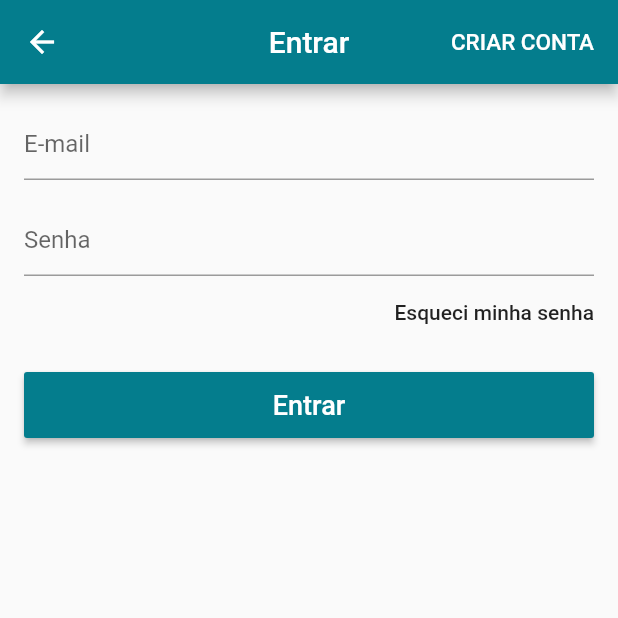
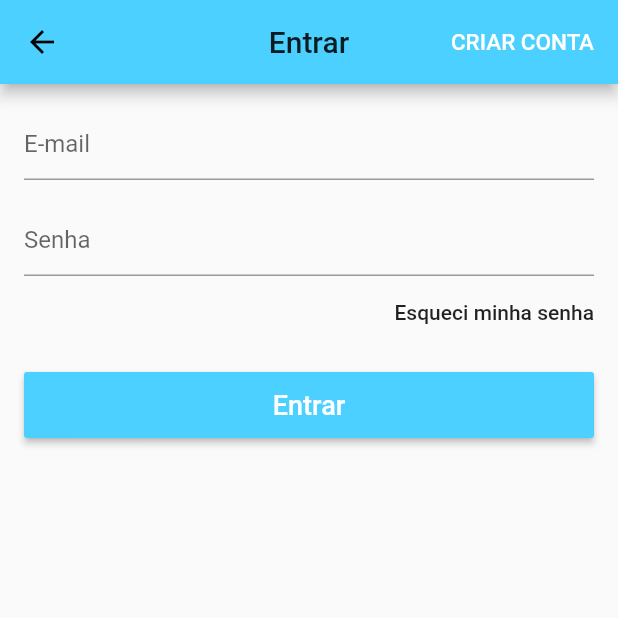
Before and after one commit to VitorRC4269/loja_virtual, a Flutter app: the screen it shows after launch, in the side drawer, after a tap on "Entre ou cadastre-se >", on a phone screen of 412 x 824 dp, the top half of it. Run offline on Flutter 3.47's test engine with Material 2 defaults, Android fonts, the phone set to English and light mode, and no system bars; our stand-ins replace carousel_pro, cloud_firestore, firebase_auth, firebase_core, transparent_image; accounts and stored records are empty.

Commit message:
Icon do drawer e algumas cores

```diff
--- a/lib/main.dart
+++ b/lib/main.dart
@@ -20,7 +20,9 @@ class MyApp extends StatelessWidget {
         title: 'Flutter\'s Clothing',
         theme: ThemeData(
           primarySwatch: Colors.blue,
-          primaryColor: Color.fromARGB(255, 4, 125, 141),
+          primaryColor: //Colors.white,
+              //Color.fromARGB(255, 4, 125, 141),
+              Color.fromARGB(255, 75, 208, 255),
         ),
         debugShowCheckedModeBanner: false,
         home: HomeScreen(),
--- a/lib/tiles/drawer_tile.dart
+++ b/lib/tiles/drawer_tile.dart
@@ -25,14 +25,14 @@ class DrawerTile extends StatelessWidget {
                 size: 32.0,
                 color: controller.page.round() == page
                     ? Theme.of(context).primaryColor
-                    : Colors.grey[700],
+                    : Colors.white,
               ),
               SizedBox(
                 width: 32.0,
               ),
               Text(
                 text,
-                style: TextStyle(fontSize: 16.0, color: Colors.black),
+                style: TextStyle(fontSize: 16.0, color: Colors.white),
               ),
             ],
           ),
--- a/lib/widgets/custom_drawer.dart
+++ b/lib/widgets/custom_drawer.dart
@@ -12,14 +12,17 @@ class CustomDrawer extends StatelessWidget {
   Widget build(BuildContext context) {
     Widget _builderDrawerBack() => Container(
           decoration: BoxDecoration(
-              gradient: LinearGradient(
+            /*  gradient: LinearGradient(
               colors: [
-              Color.fromARGB(255, 203, 236, 241),
+                //Color.fromARGB(255, 203, 236, 241),
                 Colors.white,
+                Color.fromARGB(255, 26, 29, 44),
               ],
               begin: Alignment.topCenter,
               end: Alignment.bottomCenter,
-          )),
+            ),*/
+            color: Color.fromARGB(255, 26, 29, 44),
+          ),
         );
 
     return Drawer(
@@ -39,10 +42,13 @@ class CustomDrawer extends StatelessWidget {
                     top: 8.0,
                     left: 0.0,
                     child: Text(
-                        'Flutter\'s\nClothing',
+                      'Asi Lanches',
                       style: TextStyle(
-                            fontSize: 34.0, fontWeight: FontWeight.bold),
-                      )),
+                          fontSize: 34.0,
+                          fontWeight: FontWeight.bold,
+                          color: Colors.white),
+                    ),
+                  ),
                   Positioned(
                       bottom: 0.0,
                       left: 0.0,
@@ -89,6 +95,23 @@ class CustomDrawer extends StatelessWidget {
             DrawerTile(Icons.location_on, "Lojas", pageController, 2),
             DrawerTile(
                 Icons.playlist_add_check, "Meus pedidos", pageController, 3),
+            Container(
+              height: 340.0,
+              //width: 340.0,
+              child: Stack(
+                children: <Widget>[
+                  Positioned(
+                    bottom: 20,
+                    right: 40,
+                    child: Image.asset(
+                      "images/asimov.png",
+                      fit: BoxFit.contain,
+                      height: 57.0,
+                    ),
+                  ),
+                ],
+              ),
+            )
           ],
         )
       ],
```
Also changed, not shown: pubspec.yaml (+6 -1 lines), images/asimov.png (added), images/investimentos-4.jpg (added), images/investimentos.jpeg (added), images/investimentos.jpg (added), images/restaurant.jpg (added). Lines whose indentation alone changed are shown as unchanged.
